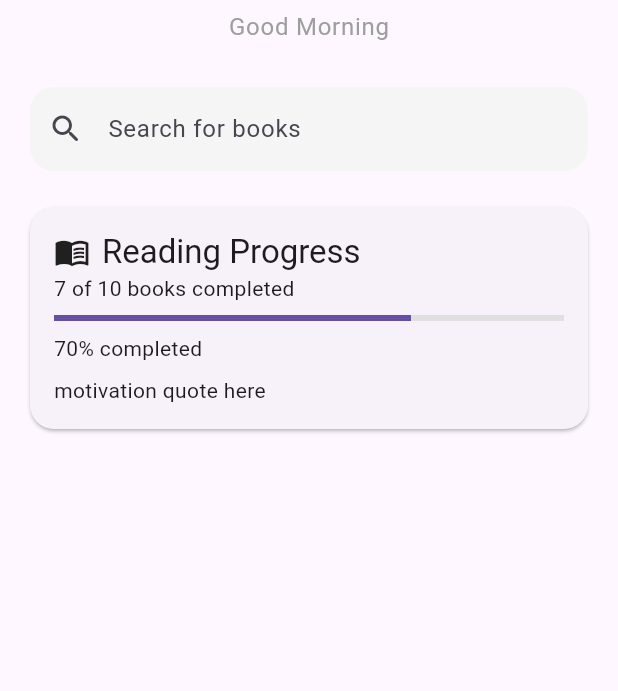
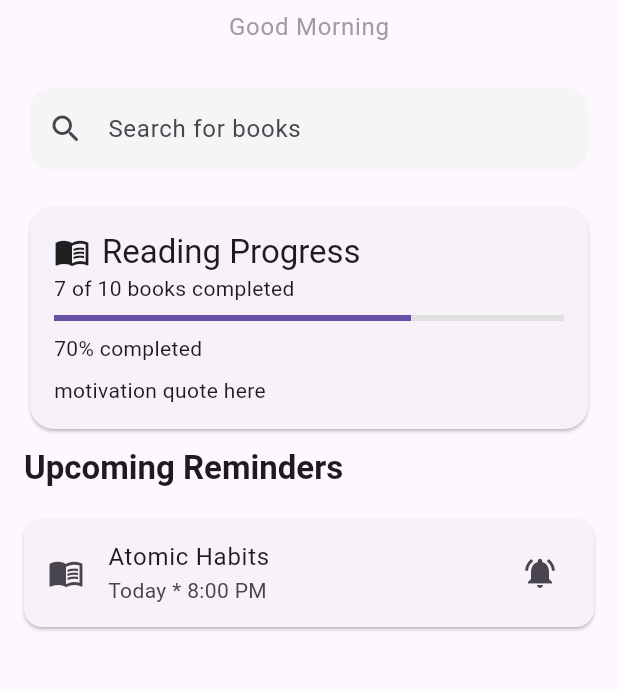
Before and after one commit to Alkurdy-Tech/book-reminder, a Flutter app: the screen it shows after launch, on a phone screen of 412 x 824 dp, the part 72-763 px from its top. Run offline on Flutter 3.47's test engine with Material 3 defaults, Android fonts, the phone set to English and light mode, and no system bars.

Commit message:
feat: upcoming reminder is done with reminder and section title with it.

```diff
--- a/lib/features/home/pages/home_page.dart
+++ b/lib/features/home/pages/home_page.dart
@@ -1,6 +1,7 @@
-import 'package:book_reminder/features/home/widget/home_header.dart';
-import 'package:book_reminder/features/home/widget/progress_card.dart';
-import 'package:book_reminder/features/home/widget/search_bar.dart';
+import 'package:book_reminder/features/home/widgets/home_header.dart';
+import 'package:book_reminder/features/home/widgets/progress_card.dart';
+import 'package:book_reminder/features/home/widgets/search_bar.dart';
+import 'package:book_reminder/features/home/widgets/upcoming_reminder.dart';
 import 'package:flutter/material.dart';
 
 class HomePage extends StatelessWidget {
@@ -8,20 +9,23 @@ class HomePage extends StatelessWidget {
 
   @override
   Widget build(BuildContext context) {
-    return const Scaffold(body: Column(
-      children: [
-        HomeHeader(),
-        HomeSearchBar(),
-        ReadingProgressCard(
-          completedBooks: 7,                                                    // these values are hardcoded for now, but they will be dynamic in the future
-          totalBooks: 10,
-          quete: 'A reader lives a thousand lives',
+    return Scaffold(
+      body: SafeArea(
+        child: ListView(
+          children: const [
+            HomeHeader(),
+            HomeSearchBar(),
+            ReadingProgressCard(
+              completedBooks:
+                  7, // these values are hardcoded for now, but they will be dynamic in the future
+              totalBooks: 10,
+              quote: 'A reader lives a thousand lives',
+            ),
+            UpcomingReminderSection(),
+            // BookCard(),
+          ],
         ),
-        // sectionTitle(),
-        // ReminderCard(),
-        // SectionTitle(),
-        // BookCard(),
-      ]
-    ));
+      ),
+    );
   }
 }
--- a/lib/features/home/widget/progress_card.dart
+++ b/lib/features/home/widgets/progress_card.dart
@@ -3,13 +3,13 @@ import 'package:flutter/material.dart';
 class ReadingProgressCard extends StatelessWidget {
   final int completedBooks;
   final int totalBooks;
-  final String quete;
+  final String quote;
 
   const ReadingProgressCard({
     super.key,
     required this.completedBooks,
     required this.totalBooks,
-    required this.quete,
+    required this.quote,
   });
 
   @override
--- /dev/null
+++ b/lib/features/home/widgets/reminder_card.dart
@@ -0,0 +1,18 @@
+import 'package:flutter/material.dart';
+
+class ReminderCard extends StatelessWidget {
+  const ReminderCard({super.key});
+
+  @override
+  Widget build(BuildContext context) {
+    return const Card(
+      margin: EdgeInsets.symmetric(horizontal: 16, vertical: 8),
+      child: ListTile(
+        leading: Icon(Icons.menu_book),
+        title: Text('Atomic Habits'),
+        subtitle: Text('Today * 8:00 PM'),
+        trailing: Icon(Icons.notifications_active),
+      ),
+    );
+  }
+}
--- /dev/null
+++ b/lib/features/home/widgets/section_title.dart
@@ -0,0 +1,20 @@
+import 'package:flutter/material.dart';
+
+class SectionTitle extends StatelessWidget {
+  const SectionTitle({super.key, required this.title});
+
+  final String title;
+
+  @override
+  Widget build(BuildContext context) {
+    return Padding(
+      padding: const EdgeInsets.symmetric(horizontal: 16),
+      child: Text(
+        title,
+        style: Theme.of(
+          context,
+        ).textTheme.titleLarge?.copyWith(fontWeight: FontWeight.bold),
+      ),
+    );
+  }
+}
--- /dev/null
+++ b/lib/features/home/widgets/upcoming_reminder.dart
@@ -0,0 +1,22 @@
+import 'package:book_reminder/features/home/widgets/reminder_card.dart';
+import 'package:book_reminder/features/home/widgets/section_title.dart';
+import 'package:flutter/material.dart';
+
+class UpcomingReminderSection extends StatelessWidget {
+  const UpcomingReminderSection({super.key});
+
+  @override
+  Widget build(BuildContext context) {
+    return Column(
+      crossAxisAlignment: CrossAxisAlignment.start,
+      children: [
+        const SectionTitle(title: 'Upcoming Reminders'),
+        const SizedBox(height: 12),
+
+        const ReminderCard(),
+        // ReminderCard(),
+        // ReminderCard(),
+      ],
+    );
+  }
+}
```
Also changed, not shown: lib/features/home/widget/section_title.dart (deleted), lib/features/home/widgets/book_card.dart (added), lib/features/home/widgets/home_header.dart (renamed from lib/features/home/widget/home_header.dart), lib/features/home/widgets/search_bar.dart (renamed from lib/features/home/widget/search_bar.dart), lib/features/home/widgets/your_library_section.dart (added).
